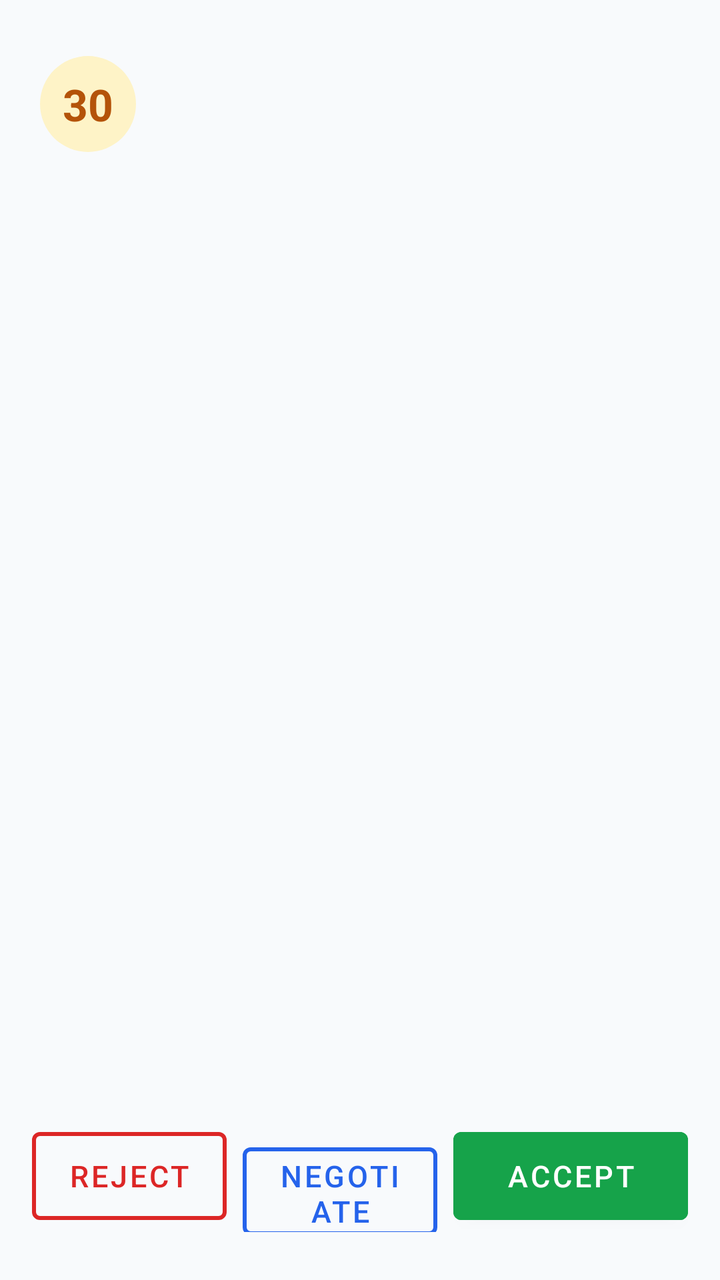
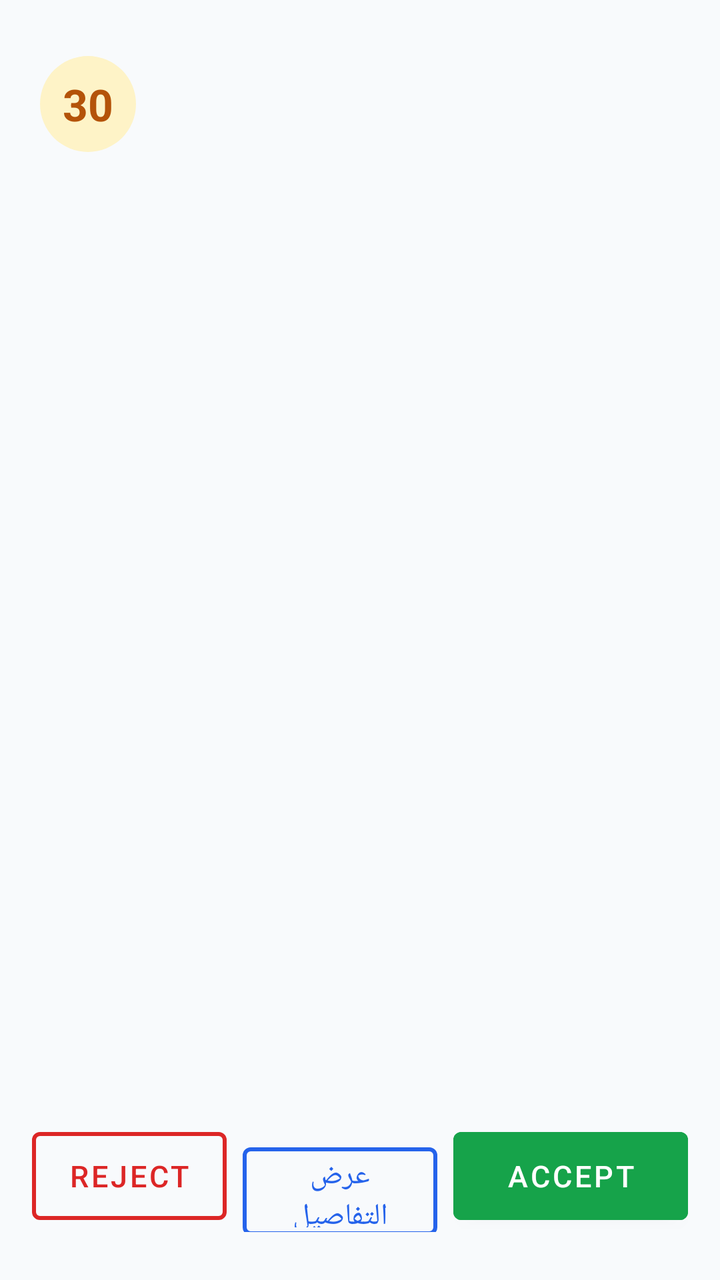

An Android layout rendered at two revisions. The XML below is the earlier revision; the diff shows what the commit changed to produce the second picture.
<!-- AndroidManifest.xml: activity theme Theme.WebToApp -->
<!-- res/layout/activity_incoming_request.xml -->
<?xml version="1.0" encoding="utf-8"?>
<FrameLayout xmlns:android="http://schemas.android.com/apk/res/android"
    xmlns:app="http://schemas.android.com/apk/res-auto"
    android:layout_width="match_parent"
    android:layout_height="match_parent"
    android:background="@color/incoming_bg">

    <LinearLayout
        android:layout_width="match_parent"
        android:layout_height="match_parent"
        android:orientation="vertical"
        android:layoutDirection="locale"
        android:textAlignment="viewStart">

        
        <FrameLayout
            android:layout_width="match_parent"
            android:layout_height="wrap_content"
            android:layoutDirection="ltr"
            android:paddingStart="20dp" android:paddingEnd="20dp"
            android:paddingTop="28dp" android:paddingBottom="8dp">
            <TextView
                android:id="@+id/tv_countdown"
                android:layout_width="48dp" android:layout_height="48dp"
                android:layout_gravity="left|center_vertical"
                android:gravity="center"
                android:background="@drawable/bg_incoming_countdown"
                android:textColor="@color/incoming_countdown_text"
                android:textSize="22sp" android:textStyle="bold"
                android:text="30" />
            <ImageView
                android:id="@+id/iv_logo"
                android:layout_width="40dp" android:layout_height="40dp"
                android:layout_gravity="right|center_vertical"
                android:contentDescription="logo" />
        </FrameLayout>

        <ScrollView
            android:layout_width="match_parent"
            android:layout_height="0dp"
            android:layout_weight="1"
            android:fillViewport="true"
            android:scrollbars="none">

            <LinearLayout
                android:layout_width="match_parent"
                android:layout_height="wrap_content"
                android:orientation="vertical"
                android:paddingStart="20dp" android:paddingEnd="20dp"
                android:paddingBottom="12dp">

                
                <TextView
                    android:id="@+id/tv_service_type"
                    android:layout_width="match_parent" android:layout_height="wrap_content"
                    android:paddingTop="8dp"
                    android:textColor="@color/incoming_text"
                    android:textSize="28sp" android:textStyle="bold" />
                <TextView
                    android:id="@+id/tv_price"
                    android:layout_width="match_parent" android:layout_height="wrap_content"
                    android:paddingTop="4dp"
                    android:textColor="@color/incoming_price"
                    android:textSize="26sp" android:textStyle="bold" />

                <TextView
                    android:id="@+id/tv_customer"
                    android:layout_width="match_parent" android:layout_height="wrap_content"
                    android:paddingTop="12dp"
                    android:textColor="@color/incoming_text_secondary"
                    android:textSize="18sp" />
                <TextView
                    android:id="@+id/tv_area"
                    android:layout_width="match_parent" android:layout_height="wrap_content"
                    android:paddingTop="4dp"
                    android:textColor="@color/incoming_text_muted"
                    android:textSize="16sp" />
                <TextView
                    android:id="@+id/tv_description"
                    android:layout_width="match_parent" android:layout_height="wrap_content"
                    android:paddingTop="10dp"
                    android:textColor="@color/incoming_text_secondary"
                    android:textSize="16sp" />

                
                <LinearLayout
                    android:id="@+id/row_images"
                    android:layout_width="match_parent"
                    android:layout_height="96dp"
                    android:orientation="horizontal"
                    android:layout_marginTop="12dp"
                    android:visibility="gone">
                    <ImageView android:id="@+id/iv_img1"
                        android:layout_width="0dp" android:layout_height="match_parent"
                        android:layout_weight="1" android:layout_marginEnd="8dp"
                        android:scaleType="centerCrop" android:visibility="gone"
                        android:contentDescription="photo" />
                    <ImageView android:id="@+id/iv_img2"
                        android:layout_width="0dp" android:layout_height="match_parent"
                        android:layout_weight="1" android:layout_marginEnd="8dp"
                        android:scaleType="centerCrop" android:visibility="gone"
                        android:contentDescription="photo" />
                    <ImageView android:id="@+id/iv_img3"
                        android:layout_width="0dp" android:layout_height="match_parent"
                        android:layout_weight="1"
                        android:scaleType="centerCrop" android:visibility="gone"
                        android:contentDescription="photo" />
                </LinearLayout>

                
                <WebView
                    android:id="@+id/wv_map"
                    android:layout_width="match_parent"
                    android:layout_height="200dp"
                    android:layout_marginTop="12dp"
                    android:visibility="gone" />

                
                <TextView
                    android:id="@+id/tv_status"
                    android:layout_width="match_parent" android:layout_height="wrap_content"
                    android:paddingTop="10dp"
                    android:textColor="@color/incoming_status"
                    android:textSize="15sp" android:textStyle="bold" />
            </LinearLayout>
        </ScrollView>

        
        <LinearLayout
            android:layout_width="match_parent"
            android:layout_height="wrap_content"
            android:orientation="horizontal"
            android:paddingStart="16dp" android:paddingEnd="16dp"
            android:paddingBottom="24dp" android:paddingTop="8dp">
            <Button android:id="@+id/btn_reject"
                style="@style/Widget.MaterialComponents.Button.OutlinedButton"
                android:layout_width="0dp" android:layout_height="56dp" android:layout_weight="1"
                android:layout_marginEnd="8dp"
                android:textColor="@color/incoming_reject"
                app:strokeColor="@color/incoming_reject" app:strokeWidth="2dp"
                android:textSize="15sp"
                android:text="Reject" />
            <Button android:id="@+id/btn_negotiate"
                style="@style/Widget.MaterialComponents.Button.OutlinedButton"
                android:layout_width="0dp" android:layout_height="56dp" android:layout_weight="1"
                android:layout_marginEnd="8dp"
                android:textColor="@color/incoming_negotiate"
                app:strokeColor="@color/incoming_negotiate" app:strokeWidth="2dp"
                android:textSize="15sp"
                android:text="Negotiate" />
            <Button android:id="@+id/btn_accept"
                android:layout_width="0dp" android:layout_height="56dp" android:layout_weight="1.2"
                android:backgroundTint="@color/incoming_accept"
                android:textColor="#FFFFFF"
                android:textSize="15sp"
                android:text="Accept" />
        </LinearLayout>
    </LinearLayout>

    
    <FrameLayout
        android:id="@+id/img_viewer"
        android:layout_width="match_parent"
        android:layout_height="match_parent"
        android:background="#E6000000"
        android:visibility="gone"
        android:clickable="true"
        android:focusable="true">
        <ImageView
            android:id="@+id/iv_full"
            android:layout_width="match_parent"
            android:layout_height="match_parent"
            android:layout_margin="16dp"
            android:scaleType="fitCenter"
            android:contentDescription="photo" />
    </FrameLayout>
</FrameLayout>
<!-- resources referenced by this layout -->
<resources>
  <color name="incoming_accept">#16A34A</color>
  <color name="incoming_bg">#F8FAFC</color>
  <color name="incoming_countdown_text">#B45309</color>
  <color name="incoming_negotiate">#2563EB</color>
  <color name="incoming_price">#15803D</color>
  <color name="incoming_reject">#DC2626</color>
  <color name="incoming_status">#B91C1C</color>
  <color name="incoming_text">#0F172A</color>
  <color name="incoming_text_muted">#64748B</color>
  <color name="incoming_text_secondary">#475569</color>
  <!-- drawable bg_incoming_countdown (drawable) -->
  <?xml version="1.0" encoding="utf-8"?>
  <shape xmlns:android="http://schemas.android.com/apk/res/android" android:shape="rectangle">
      <solid android:color="@color/incoming_countdown_bg" />
      <corners android:radius="24dp" />
  </shape>
  <style name="Theme.WebToApp" parent="Theme.MaterialComponents.Light.NoActionBar">
          <item name="colorPrimary">@color/primaryColor</item>
          <item name="colorPrimaryDark">@color/primaryColorDark</item>
          <item name="android:statusBarColor">@color/statusBarColor</item>
          <item name="android:navigationBarColor">@color/primaryColorDark</item>
          <item name="android:windowBackground">@android:color/white</item>
      </style>
  <color name="incoming_countdown_bg">#FEF3C7</color>
  <color name="primaryColor">#2563EB</color>
  <color name="primaryColorDark">#1E40AF</color>
  <color name="statusBarColor">#1E3A5F</color>
</resources>

<!-- the commit's change to res/layout/activity_incoming_request.xml (unified diff, before → after) -->
@@ -147,7 +147,7 @@
                 android:textColor="@color/incoming_negotiate"
                 app:strokeColor="@color/incoming_negotiate" app:strokeWidth="2dp"
                 android:textSize="15sp"
-                android:text="Negotiate" />
+                android:text="عرض التفاصيل" />
             <Button android:id="@+id/btn_accept"
                 android:layout_width="0dp" android:layout_height="56dp" android:layout_weight="1.2"
                 android:backgroundTint="@color/incoming_accept"
